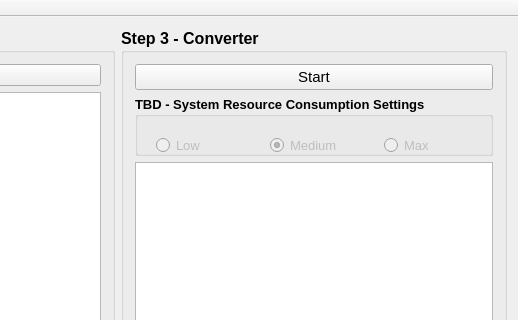
This is mainwindow.ui in jesper/easy-video-converter as Qt 5 draws it before an edit; both pictures show x 282 to 800 and y 0 to 320 of the 800 by 633 pixel window. The edited form follows.
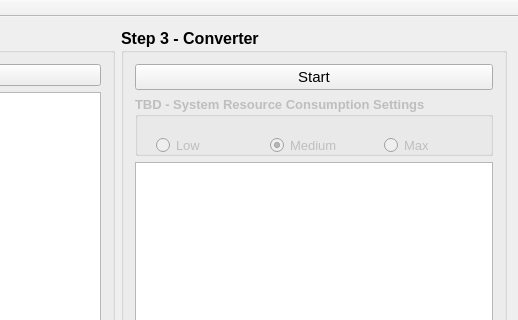
This is the edited form.

```diff
--- a/mainwindow.ui
+++ b/mainwindow.ui
@@ -199,8 +199,11 @@
          </item>
          <item>
           <widget class="QGroupBox" name="groupBox_5">
+           <property name="enabled">
+            <bool>false</bool>
+           </property>
            <property name="sizePolicy">
-            <sizepolicy hsizetype="Preferred" vsizetype="Minimum">
+            <sizepolicy hsizetype="Preferred" vsizetype="MinimumExpanding">
              <horstretch>0</horstretch>
              <verstretch>0</verstretch>
             </sizepolicy>
```
Left out of the diff: 2 changed lines with no effect on the pictures.
